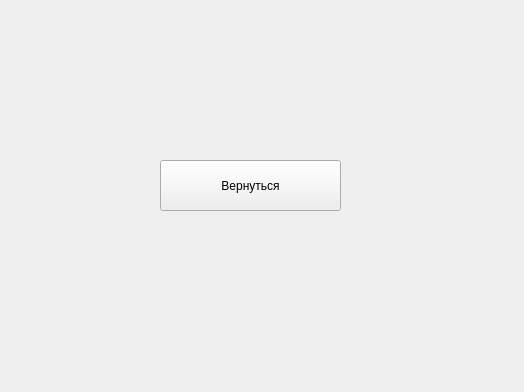
The window that Forms/GalleryForm.ui (enoughLev/Meta-Viewer) describes before a commit, drawn with Qt 5.
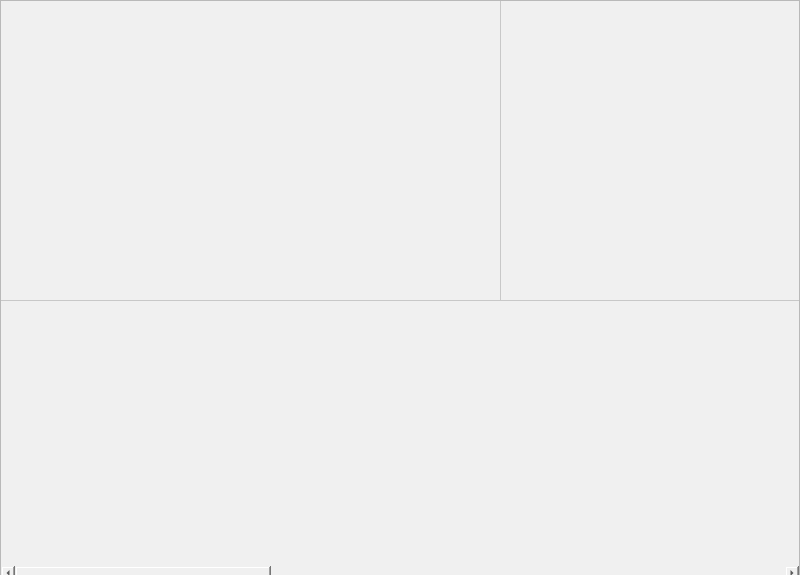
The same window after the commit.

The edit to the form file:
```diff
--- a/Forms/GalleryForm.ui
+++ b/Forms/GalleryForm.ui
@@ -6,25 +6,77 @@
    <rect>
     <x>0</x>
     <y>0</y>
-    <width>524</width>
-    <height>392</height>
+    <width>800</width>
+    <height>575</height>
    </rect>
   </property>
   <property name="windowTitle">
    <string>Form</string>
   </property>
-  <widget class="QPushButton" name="to_main_btn">
+  <widget class="QTableWidget" name="galery_table">
    <property name="geometry">
     <rect>
-     <x>160</x>
-     <y>160</y>
-     <width>181</width>
-     <height>51</height>
+     <x>0</x>
+     <y>0</y>
+     <width>800</width>
+     <height>581</height>
     </rect>
    </property>
-   <property name="text">
-    <string>Вернуться</string>
+   <property name="styleSheet">
+    <string notr="true">background-color: #f0f0f0;</string>
    </property>
+   <property name="rowCount">
+    <number>1</number>
+   </property>
+   <property name="columnCount">
+    <number>3</number>
+   </property>
+   <attribute name="horizontalHeaderVisible">
+    <bool>false</bool>
+   </attribute>
+   <attribute name="horizontalHeaderCascadingSectionResizes">
+    <bool>false</bool>
+   </attribute>
+   <attribute name="horizontalHeaderMinimumSectionSize">
+    <number>50</number>
+   </attribute>
+   <attribute name="horizontalHeaderDefaultSectionSize">
+    <number>500</number>
+   </attribute>
+   <attribute name="verticalHeaderVisible">
+    <bool>false</bool>
+   </attribute>
+   <attribute name="verticalHeaderDefaultSectionSize">
+    <number>300</number>
+   </attribute>
+   <row/>
+   <column/>
+   <column/>
+   <column/>
+   <item row="0" column="0">
+    <property name="text">
+     <string/>
+    </property>
+    <property name="flags">
+     <set>NoItemFlags</set>
+    </property>
+   </item>
+   <item row="0" column="1">
+    <property name="text">
+     <string/>
+    </property>
+    <property name="flags">
+     <set>NoItemFlags</set>
+    </property>
+   </item>
+   <item row="0" column="2">
+    <property name="text">
+     <string/>
+    </property>
+    <property name="flags">
+     <set>ItemIsDragEnabled|ItemIsDropEnabled|ItemIsUserCheckable|ItemIsEnabled</set>
+    </property>
+   </item>
   </widget>
  </widget>
  <resources/>
```
